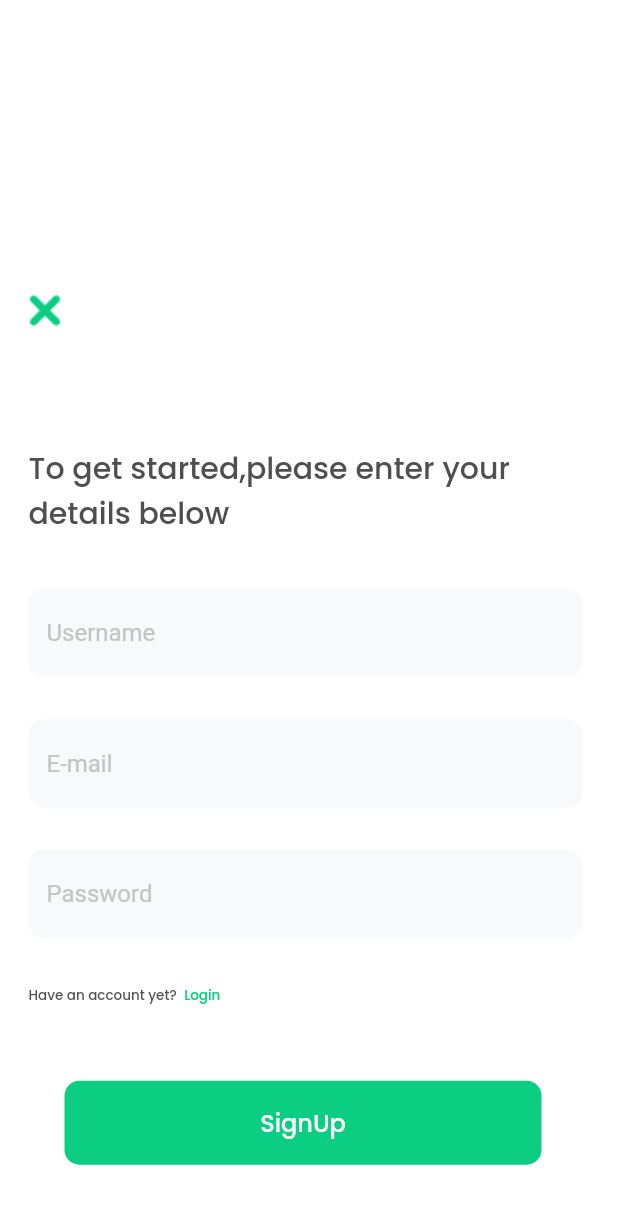
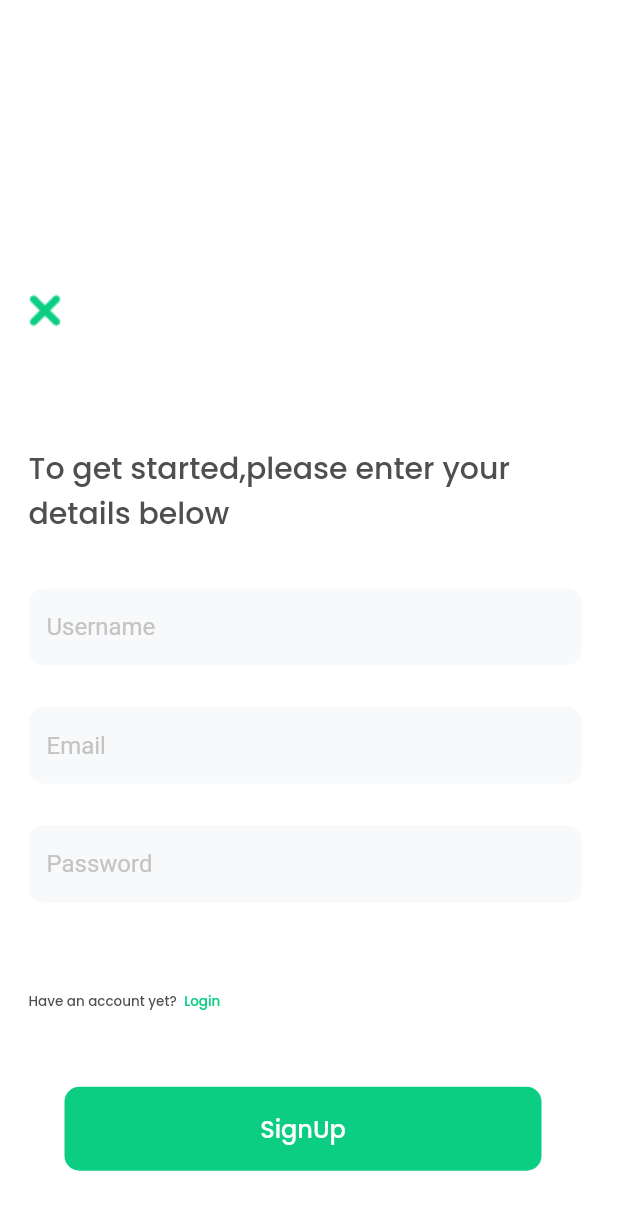
Before and after one commit to michael-stac/Aquafit_App, a Flutter app: the screen it shows after launch, after a tap on "Sign Up", on a phone screen of 412 x 824 dp. Shown: the top 1210 px of the screen. Run offline on Flutter 3.47's test engine with Material 2 defaults, Android fonts, the phone set to English and light mode, and no system bars; our stand-ins replace google_fonts; Roboto replaces fonts that are missing (popppins).

Commit message:
Updated the package bits

```diff
--- a/lib/Screens/HomePage/onoridoe.dart
+++ b/lib/Screens/HomePage/onoridoe.dart
@@ -14,12 +14,12 @@ class OnoriodeScreen extends StatefulWidget {
 class _OnoriodeScreenState extends State<OnoriodeScreen> {
   DatePickerController datePickerController = DatePickerController();
 
+  var selectedDate = DateTime.now();
+  DateTime startDate = DateTime(2021);
+  DateTime endDate = DateTime(2030);
+
   @override
   Widget build(BuildContext context) {
-    var now = DateTime.now();
-    DateTime startDate = now.subtract(const Duration(days: 14));
-    DateTime endDate = now.add(const Duration(days: 7));
-
     return Scaffold(
       backgroundColor: Colors.white,
       appBar: AppBar(
@@ -49,15 +49,20 @@ class _OnoriodeScreenState extends State<OnoriodeScreen> {
           const SizedBox(height: 22.6),
           Container(
             decoration: BoxDecoration(
-              color: Colors.white,
-                borderRadius: BorderRadius.circular(10)),
+                color: Colors.white, borderRadius: BorderRadius.circular(10)),
             child: HorizontalDatePickerWidgetView(
               widgetWidth: MediaQuery.of(context).size.width,
-              disabledColor: const Color(0xffFFFFFF),disabledTextColor: Color(0xff333333),
+              disabledColor: const Color(0xffFFFFFF),
+              disabledTextColor: Color(0xff333333),
               selectedColor: const Color(0xff0BCE83),
               height: 140,
               locale: "en_US",
-              selectedDate: DateTime.now(),
+              onValueSelected: (value) {
+                setState(() {
+                  selectedDate = value;
+                });
+              },
+              selectedDate: selectedDate,
               endDate: endDate,
               startDate: startDate,
               datePickerController: datePickerController,
--- a/lib/Screens/OnboardingScreen/onboarding.dart
+++ b/lib/Screens/OnboardingScreen/onboarding.dart
@@ -16,9 +16,10 @@ class DashboardScreen extends StatefulWidget {
 class _DashboardScreenState extends State<DashboardScreen> {
   int currentIndex = 0;
 
+  final controller = OnboardingController();
+
   @override
   Widget build(BuildContext context) {
-    final controller = OnboardingController();
     return Scaffold(
       backgroundColor: Colors.white,
       appBar: AppBar(
@@ -118,13 +119,16 @@ class _DashboardScreenState extends State<DashboardScreen> {
                 ),
                 GestureDetector(
                   onTap: () {
-                    Navigator.push(context, MaterialPageRoute(builder: (context)=> const LoginScreen()));
+                    Navigator.push(
+                        context,
+                        MaterialPageRoute(
+                            builder: (context) => const LoginScreen()));
                   },
                   child: Container(
                     decoration: BoxDecoration(
                         borderRadius: BorderRadius.circular(10),
-                        border:
-                            Border.all(color: const Color(0xff0BCE83), width: 2)),
+                        border: Border.all(
+                            color: const Color(0xff0BCE83), width: 2)),
                     padding: const EdgeInsets.only(
                         left: 48.75, right: 48.71, top: 16, bottom: 16),
                     child: Text(
--- a/lib/Screens/ResgistrationScreen/login_screen.dart
+++ b/lib/Screens/ResgistrationScreen/login_screen.dart
@@ -31,10 +31,11 @@ class _LoginScreenState extends State<LoginScreen> {
             mainAxisAlignment: MainAxisAlignment.start,
             children: [
               GestureDetector(
-                onTap: (){
-                  Navigator.pop(context);
-                },
-                  child: const Image(image: AssetImage("assets/images/cancle.png"))),
+                  onTap: () {
+                    Navigator.pop(context);
+                  },
+                  child: const Image(
+                      image: AssetImage("assets/images/cancle.png"))),
               const SizedBox(
                 height: 79,
               ),
@@ -112,7 +113,7 @@ class _LoginScreenState extends State<LoginScreen> {
                   ),
                 ],
               ),
-               const SizedBox(height: 31),
+              const SizedBox(height: 31),
               Row(
                 children: [
                   Text(
@@ -137,17 +138,20 @@ class _LoginScreenState extends State<LoginScreen> {
               const SizedBox(height: 51),
               GestureDetector(
                 onTap: () {
-                  Navigator.push(context,
-                      MaterialPageRoute(builder: (context) => const DashBoardScreen()));
+                  Navigator.push(
+                      context,
+                      MaterialPageRoute(
+                          builder: (context) => const DashBoardScreen()));
                 },
                 child: Container(
+                  width: MediaQuery.of(context).size.width,
+                  alignment: Alignment.center,
                   decoration: BoxDecoration(
                     color: const Color(0xff0BCE83),
                     borderRadius: BorderRadius.circular(10),
                   ),
                   child: Padding(
-                    padding: const EdgeInsets.only(
-                        top: 16, bottom: 16, right: 162, left: 162),
+                    padding: const EdgeInsets.symmetric(vertical: 16),
                     child: Text(
                       "LogIn",
                       style: GoogleFonts.poppins(
--- a/lib/Screens/ResgistrationScreen/sign_up_screen.dart
+++ b/lib/Screens/ResgistrationScreen/sign_up_screen.dart
@@ -1,4 +1,5 @@
 import 'package:aquafit_app/Screens/DashboardScreen/dashboard.dart';
+import 'package:aquafit_app/Widget/custom_input_fields.dart';
 import 'package:flutter/material.dart';
 import 'package:google_fonts/google_fonts.dart';
 
@@ -22,17 +23,18 @@ class _SignUpScreenState extends State<SignUpScreen> {
       backgroundColor: Colors.white,
       body: SingleChildScrollView(
         child: Container(
-          padding: const EdgeInsets.only(top: (275.5 - 80), right: 24, left: 19),
+          padding:
+              const EdgeInsets.only(top: (275.5 - 80), right: 24, left: 19),
           child: Column(
             crossAxisAlignment: CrossAxisAlignment.start,
             mainAxisAlignment: MainAxisAlignment.start,
             children: [
               GestureDetector(
-                onTap: () {
-                  Navigator.pop(context);
-
-                },
-                  child: const Image(image: AssetImage("assets/images/cancle.png"))),
+                  onTap: () {
+                    Navigator.pop(context);
+                  },
+                  child: const Image(
+                      image: AssetImage("assets/images/cancle.png"))),
               const SizedBox(
                 height: 79,
               ),
@@ -43,117 +45,42 @@ class _SignUpScreenState extends State<SignUpScreen> {
                     fontSize: 20,
                     color: const Color(0xff4F4F4F)),
               ),
-              const SizedBox(height: 35,),
+              const SizedBox(
+                height: 35,
+              ),
               Column(
                 mainAxisAlignment: MainAxisAlignment.start,
                 children: [
-                  Container(
-                    decoration: BoxDecoration(
-                      color: const Color(0xffF8F9FA),
-                      borderRadius: BorderRadius.circular(10),
-
-                    ),
-
-                    child: TextFormField(
-                      controller: usernameController,
-                      style: const TextStyle(color: Color(0xffC4C4C4)),
-                      keyboardType: TextInputType.name,
-                      textInputAction: TextInputAction.next,
-                      decoration: InputDecoration(
-                        hintStyle: const TextStyle(
-                          color: Color(0xffC4C4C4),
-                        ),
-                        hintText: 'Username',
-                        helperStyle: GoogleFonts.poppins(
-                            fontSize: 14,
-                            fontWeight: FontWeight.w400,
-                            color: const Color(0xff949494)),
-                        enabledBorder: const OutlineInputBorder(
-                          borderSide: BorderSide.none,
-                        ),
-                        focusedBorder: const OutlineInputBorder(
-                          borderSide: BorderSide.none,
-                        ),
-                      ),
-                    ),
+                  CustomInputField(
+                    controller: usernameController,
+                    hint: "Username",
                   ),
-                  const SizedBox(height: 28,),
-                  Container(
-                    decoration: BoxDecoration(
-                      color: const Color(0xffF8F9FA),
-                      borderRadius: BorderRadius.circular(10),
-
-                    ),
-
-                    child: TextFormField(
-                      controller: emailController,
-                      style: const TextStyle(color: Color(0xffC4C4C4)),
-                      keyboardType: TextInputType.name,
-                      textInputAction: TextInputAction.next,
-                      decoration: InputDecoration(
-                        hintStyle: const TextStyle(
-                          color: Color(0xffC4C4C4),
-                        ),
-                        hintText: 'E-mail',
-                        helperStyle: GoogleFonts.poppins(
-                            fontSize: 14,
-                            fontWeight: FontWeight.w400,
-                            color: const Color(0xff949494)),
-                        enabledBorder: const OutlineInputBorder(
-                          borderSide: BorderSide.none,
-                        ),
-                        focusedBorder: const OutlineInputBorder(
-                          borderSide: BorderSide.none,
-                        ),
-                      ),
-                    ),
+                  CustomInputField(
+                    controller: emailController,
+                    hint: "Email",
                   ),
-                  const SizedBox(height: 28,),
-                  Container(
-                    decoration: BoxDecoration(
-                      color: const Color(0xffF8F9FA),
-                      borderRadius: BorderRadius.circular(10),
-
-                    ),
-
-                    child: TextFormField(
-                      controller: passwordController,
-                      style: const TextStyle(color: Color(0xffC4C4C4)),
-                      keyboardType: TextInputType.name,
-                      textInputAction: TextInputAction.next,
-                      decoration: InputDecoration(
-                        hintStyle: const TextStyle(
-                          color: Color(0xffC4C4C4),
-                        ),
-                        hintText: 'Password',
-                        helperStyle: GoogleFonts.poppins(
-                            fontSize: 14,
-                            fontWeight: FontWeight.w400,
-                            color: const Color(0xff949494)),
-                        enabledBorder: const OutlineInputBorder(
-                          borderSide: BorderSide.none,
-                        ),
-                        focusedBorder: const OutlineInputBorder(
-                          borderSide: BorderSide.none,
-                        ),
-                      ),
-                    ),
+                  CustomInputField(
+                    controller: passwordController,
+                    hint: "Password",
                   ),
                 ],
               ),
-              const SizedBox(height: 31,),
+              const SizedBox(
+                height: 31,
+              ),
               Row(
                 children: [
-                  Text("Have an account yet?",
+                  Text(
+                    "Have an account yet?",
                     style: GoogleFonts.poppins(
                         fontSize: 9,
                         fontWeight: FontWeight.w500,
                         color: const Color(0xff4F4F4F)),
-
                   ),
                   Padding(
                     padding: const EdgeInsets.only(left: 5),
-                    child: Text("Login",
+                    child: Text(
+                      "Login",
                       style: GoogleFonts.poppins(
                           fontSize: 9,
                           fontWeight: FontWeight.w500,
@@ -162,23 +89,28 @@ class _SignUpScreenState extends State<SignUpScreen> {
                   )
                 ],
               ),
-              const SizedBox(height: 51,),
+              const SizedBox(
+                height: 51,
+              ),
               Padding(
                 padding: const EdgeInsets.only(right: 24, left: 24),
                 child: GestureDetector(
                   onTap: () {
-                    Navigator.push(context, MaterialPageRoute(builder: (context)=> const DashBoardScreen()));
+                    Navigator.push(
+                        context,
+                        MaterialPageRoute(
+                            builder: (context) => const DashBoardScreen()));
                   },
                   child: Container(
                     decoration: BoxDecoration(
                       color: const Color(0xff0BCE83),
                       borderRadius: BorderRadius.circular(10),
-
                     ),
-
                     child: Padding(
-                      padding: const EdgeInsets.only(top: 16, bottom: 16, right: 130.5, left: 130.5),
-                      child: Text("SignUp",
+                      padding: const EdgeInsets.only(
+                          top: 16, bottom: 16, right: 130.5, left: 130.5),
+                      child: Text(
+                        "SignUp",
                         style: GoogleFonts.poppins(
                             fontSize: 16,
                             fontWeight: FontWeight.w500,
@@ -188,7 +120,6 @@ class _SignUpScreenState extends State<SignUpScreen> {
                   ),
                 ),
               ),
-
             ],
           ),
         ),
--- a/lib/Widget/CustomDatePicker/date_item_widget_view.dart
+++ b/lib/Widget/CustomDatePicker/date_item_widget_view.dart
@@ -1,9 +1,6 @@
 import 'package:aquafit_app/Widget/CustomDatePicker/date_items.dart';
 import 'package:flutter/material.dart';
 import 'package:intl/intl.dart';
-
-
-
 
 class DateItemWidget extends StatelessWidget {
   ///display [DateTime]
@@ -57,29 +54,30 @@ class DateItemWidget extends StatelessWidget {
     return Container(
       margin: EdgeInsets.only(left: 22),
       child: Card(
-        elevation: 20,
+        elevation: 5,
         shape: RoundedRectangleBorder(
           borderRadius: BorderRadius.circular(50),
         ),
-
         child: Container(
           width: width + padding,
           height: height,
           decoration: BoxDecoration(
             borderRadius: BorderRadius.circular(50),
             color: _getContainerColorByState(dateItemState),
-
           ),
-            padding: EdgeInsets.only(left: padding / 2, right: padding / 2, top: padding / 4),
+          padding: EdgeInsets.only(
+              left: padding / 2, right: padding / 2, top: padding / 4),
           alignment: Alignment.center,
           child: Column(
             mainAxisAlignment: MainAxisAlignment.center,
-              children:
-              List<Widget>.generate(this.dateItemComponentList.length, (index) {
+            children: List<Widget>.generate(this.dateItemComponentList.length,
+                (index) {
               switch (this.dateItemComponentList[index]) {
                 case DateItem.WeekDay:
                   return Container(
-                      margin: EdgeInsets.only(bottom: 16,),
+                    margin: EdgeInsets.only(
+                      bottom: 16,
+                    ),
                     child: Text(DateFormat.E(this.locale).format(this.dateTime),
                         style: TextStyle(
                             color: _getTextColorByState(dateItemState),
@@ -88,8 +86,9 @@ class DateItemWidget extends StatelessWidget {
                   );
                 case DateItem.Day:
                   return Container(
-
-                      margin: EdgeInsets.only(bottom: 16, ),
+                    margin: EdgeInsets.only(
+                      bottom: 16,
+                    ),
                     child: Padding(
                       padding: const EdgeInsets.all(8.0),
                       child: Text(
--- a/lib/Widget/CustomDatePicker/horizontal_date_picker_view.dart
+++ b/lib/Widget/CustomDatePicker/horizontal_date_picker_view.dart
@@ -101,7 +101,7 @@ class HorizontalDatePickerWidgetView extends StatefulWidget {
     this.dayFontSize = 24,
     this.weekDayFontSize = 14,
   })  : assert(dateItemComponentList.isNotEmpty,
-  'dateItemComponentList  cannot be empty'),
+            'dateItemComponentList  cannot be empty'),
         this.locale = locale ?? Intl.systemLocale;
 
   @override
@@ -151,7 +151,7 @@ class _HorizontalDatePickerWidgetViewState
         controller: _scrollController,
         itemBuilder: (context, index) {
           var dateTime = widget.datePickerController.realStartDate
-              ?.add(Duration(days: index)) ??
+                  ?.add(Duration(days: index)) ??
               widget.startDate;
           DateItemState dateItemState = _getDateTimeState(dateTime);
 
--- /dev/null
+++ b/lib/Widget/custom_input_fields.dart
@@ -0,0 +1,44 @@
+import 'package:flutter/material.dart';
+import 'package:google_fonts/google_fonts.dart';
+
+class CustomInputField extends StatelessWidget {
+  final TextEditingController? controller;
+  final String? hint;
+
+  const CustomInputField({Key? key, this.controller, required this.hint})
+      : super(key: key);
+
+  @override
+  Widget build(BuildContext context) {
+    return Container(
+      margin: const EdgeInsets.only(bottom: 28),
+      decoration: BoxDecoration(
+        color: const Color(0xffF8F9FA),
+        borderRadius: BorderRadius.circular(10),
+      ),
+      child: TextFormField(
+        controller: controller,
+        style: const TextStyle(color: Color(0xffC4C4C4)),
+        // keyboardType: TextInputType.text,
+        textInputAction: TextInputAction.next,
+        decoration: InputDecoration(
+          isDense: true,
+          hintStyle: const TextStyle(
+            color: Color(0xffC4C4C4),
+          ),
+          hintText: hint,
+          helperStyle: GoogleFonts.poppins(
+              fontSize: 14,
+              fontWeight: FontWeight.w400,
+              color: const Color(0xff949494)),
+          enabledBorder: const OutlineInputBorder(
+            borderSide: BorderSide.none,
+          ),
+          focusedBorder: const OutlineInputBorder(
+            borderSide: BorderSide.none,
+          ),
+        ),
+      ),
+    );
+  }
+}
--- a/lib/main.dart
+++ b/lib/main.dart
@@ -15,11 +15,14 @@ class MyApp extends StatelessWidget {
   // This widget is the root of your application.
   @override
   Widget build(BuildContext context) {
-    return  MaterialApp(
+    return MaterialApp(
+
       debugShowCheckedModeBanner: false,
-      home: SplashScreen(),
+      home: const SplashScreen(),
+      theme: ThemeData(
+        fontFamily: 'popppins'
+      ),
     );
-
   }
 }
 
@@ -31,25 +34,25 @@ class SplashScreen extends StatefulWidget {
 }
 
 class _SplashScreenState extends State<SplashScreen> {
-
+  @override
   void initState() {
-    Timer(const Duration(seconds: 5), () {
-      Navigator.of(context).pushReplacement(MaterialPageRoute(builder: (_) => const DashboardScreen()));
-
+    ///
+    Future.delayed(const Duration(seconds: 3), () {
+      Navigator.of(context).pushReplacement(
+          MaterialPageRoute(builder: (_) => const DashboardScreen()));
     });
     super.initState();
   }
 
   @override
   Widget build(BuildContext context) {
-    return  const Scaffold(
+    return const Scaffold(
       backgroundColor: AppColors.secondContainer,
       body: Center(
         child: Image(
-          image:  AssetImage("assets/images/bodytext.png"),
+          image: AssetImage("assets/images/bodytext.png"),
         ),
       ),
-
     );
   }
 }
```
Also changed, not shown: lib/Screens/DashboardScreen/dashboard.dart (+4 -8 lines), lib/Screens/GetStarted/get_started.dart (+6 -2 lines), lib/Screens/HomePage/home_page.dart (+13 -10 lines), 4 other files. Lines whose indentation alone changed are shown as unchanged.
